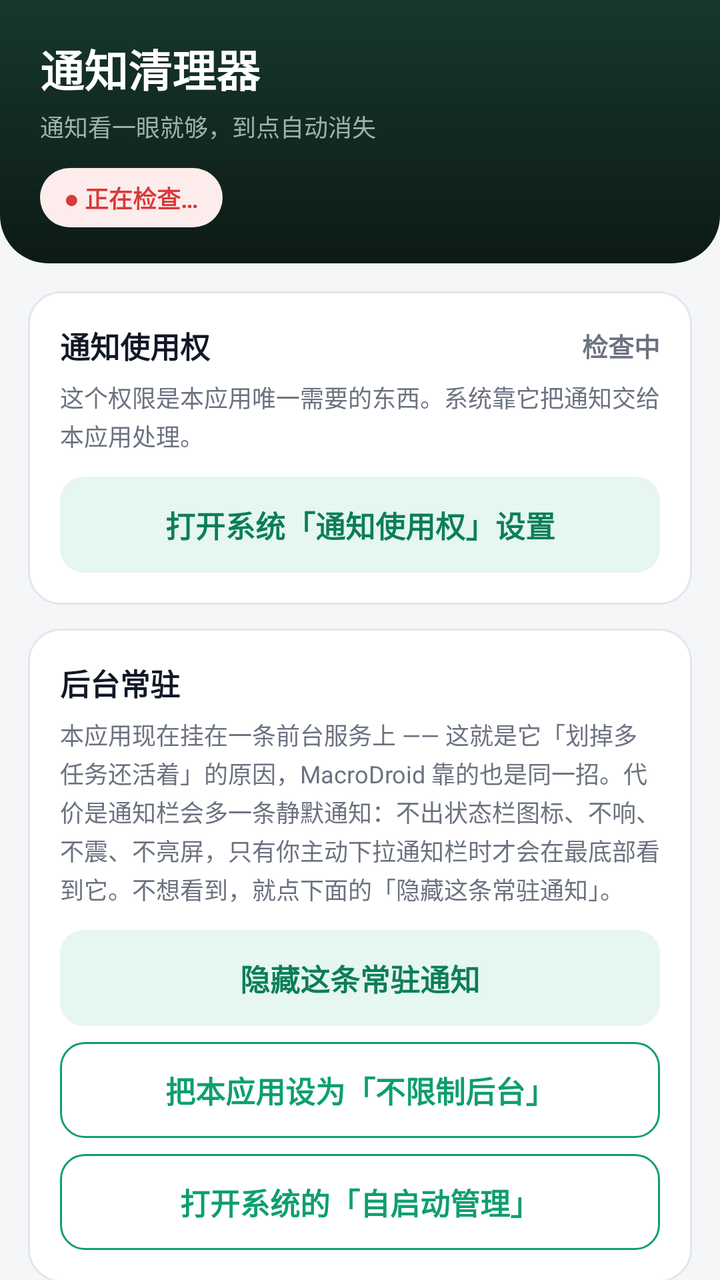
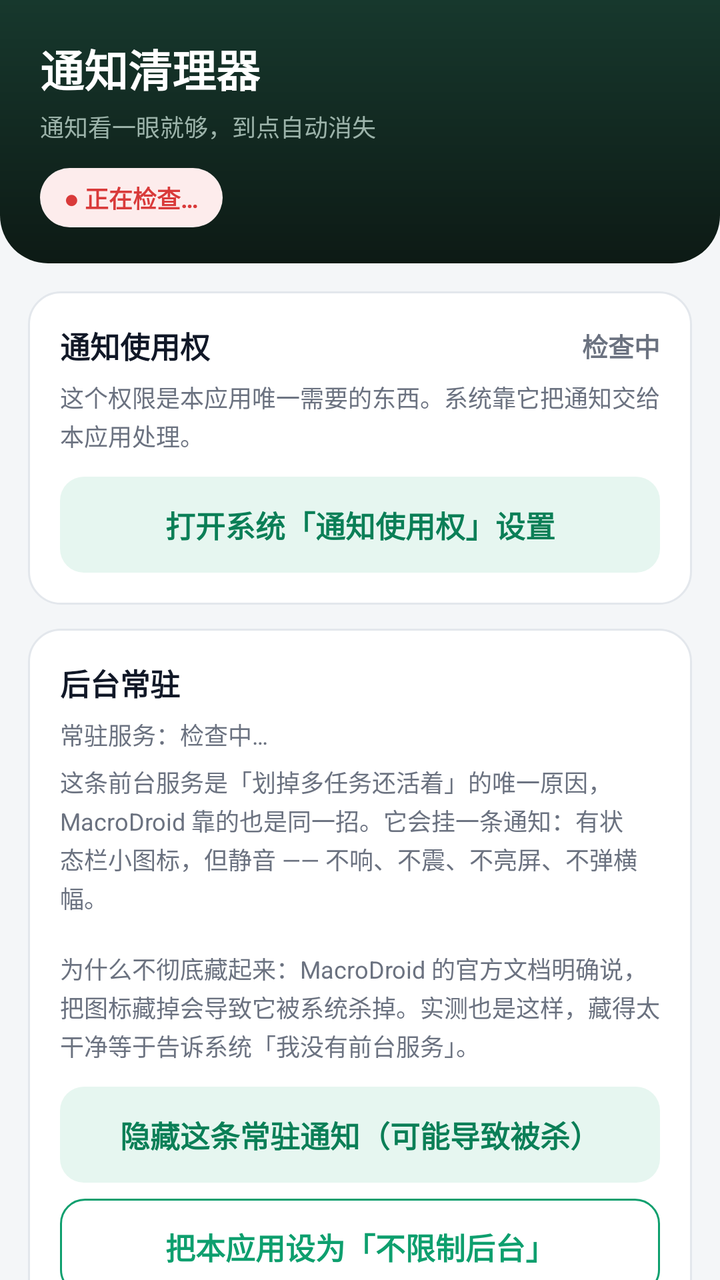

Before-and-after screenshots of an Android layout around one commit, followed by the original layout XML and the change that was made.
<!-- AndroidManifest.xml: application theme AppTheme -->
<!-- res/layout/activity_settings.xml -->
<?xml version="1.0" encoding="utf-8"?>
<LinearLayout xmlns:android="http://schemas.android.com/apk/res/android"
    android:layout_width="match_parent"
    android:layout_height="match_parent"
    android:background="@color/bg"
    android:orientation="vertical">

    
    <LinearLayout
        android:layout_width="match_parent"
        android:layout_height="wrap_content"
        android:background="@drawable/bg_header"
        android:orientation="vertical"
        android:paddingStart="20dp"
        android:paddingTop="18dp"
        android:paddingEnd="20dp"
        android:paddingBottom="18dp">

        <TextView
            android:layout_width="wrap_content"
            android:layout_height="wrap_content"
            android:text="@string/app_name"
            android:textColor="@color/white"
            android:textSize="22sp"
            android:textStyle="bold" />

        <TextView
            android:layout_width="wrap_content"
            android:layout_height="wrap_content"
            android:layout_marginTop="4dp"
            android:text="@string/app_subtitle"
            android:textColor="@color/header_sub"
            android:textSize="12sp" />

        <TextView
            android:id="@+id/headerChip"
            android:layout_width="wrap_content"
            android:layout_height="wrap_content"
            android:layout_marginTop="12dp"
            android:background="@drawable/bg_chip_bad"
            android:paddingStart="12dp"
            android:paddingTop="6dp"
            android:paddingEnd="12dp"
            android:paddingBottom="6dp"
            android:text="@string/chip_checking"
            android:textColor="@color/danger"
            android:textSize="12sp"
            android:textStyle="bold" />
    </LinearLayout>

    <ScrollView
        android:layout_width="match_parent"
        android:layout_height="0dp"
        android:layout_weight="1"
        android:clipToPadding="false"
        android:scrollbars="none">

        <LinearLayout
            android:layout_width="match_parent"
            android:layout_height="wrap_content"
            android:orientation="vertical"
            android:paddingStart="14dp"
            android:paddingTop="14dp"
            android:paddingEnd="14dp"
            android:paddingBottom="28dp">

            
            <LinearLayout
                android:layout_width="match_parent"
                android:layout_height="wrap_content"
                android:background="@drawable/bg_card"
                android:orientation="vertical"
                android:padding="16dp">

                <LinearLayout
                    android:layout_width="match_parent"
                    android:layout_height="wrap_content"
                    android:gravity="center_vertical"
                    android:orientation="horizontal">

                    <TextView
                        style="@style/CardTitle"
                        android:layout_width="0dp"
                        android:layout_weight="1"
                        android:text="@string/perm_title" />

                    <TextView
                        android:id="@+id/permState"
                        android:layout_width="wrap_content"
                        android:layout_height="wrap_content"
                        android:text="@string/perm_checking"
                        android:textColor="@color/text_sub"
                        android:textSize="13sp"
                        android:textStyle="bold" />
                </LinearLayout>

                <TextView
                    android:id="@+id/permHint"
                    style="@style/Label"
                    android:layout_marginTop="6dp"
                    android:text="@string/perm_hint_unknown" />

                <TextView
                    android:id="@+id/openAccess"
                    style="@style/BtnSoft"
                    android:layout_marginTop="12dp"
                    android:text="@string/open_access" />

                <TextView
                    android:id="@+id/reconnect"
                    style="@style/BtnGhost"
                    android:layout_marginTop="8dp"
                    android:text="@string/reconnect"
                    android:visibility="gone" />
            </LinearLayout>

            
            <LinearLayout
                android:layout_width="match_parent"
                android:layout_height="wrap_content"
                android:layout_marginTop="12dp"
                android:background="@drawable/bg_card"
                android:orientation="vertical"
                android:padding="16dp">

                <TextView
                    style="@style/CardTitle"
                    android:text="@string/keepalive_title" />

                <TextView
                    style="@style/Label"
                    android:layout_marginTop="6dp"
                    android:text="@string/keepalive_hint" />

                <TextView
                    android:id="@+id/hideNotifBtn"
                    style="@style/BtnSoft"
                    android:layout_marginTop="12dp"
                    android:text="@string/keepalive_hide_notif" />

                <TextView
                    android:id="@+id/hideNotifWarn"
                    style="@style/Label"
                    android:layout_marginTop="6dp"
                    android:visibility="gone"
                    android:text="@string/keepalive_hide_warn" />

                <TextView
                    android:id="@+id/batteryBtn"
                    style="@style/BtnGhost"
                    android:layout_marginTop="8dp"
                    android:text="@string/keepalive_battery" />

                <TextView
                    android:id="@+id/autostartBtn"
                    style="@style/BtnGhost"
                    android:layout_marginTop="8dp"
                    android:text="@string/keepalive_autostart" />

                <TextView
                    android:id="@+id/keepAliveHint"
                    style="@style/Label"
                    android:layout_marginTop="8dp"
                    android:visibility="gone" />
            </LinearLayout>

            
            <LinearLayout
                android:layout_width="match_parent"
                android:layout_height="wrap_content"
                android:layout_marginTop="12dp"
                android:background="@drawable/bg_card"
                android:orientation="vertical"
                android:padding="16dp">

                <TextView
                    style="@style/CardTitle"
                    android:text="@string/rule_title" />

                <Switch
                    android:id="@+id/enabled"
                    android:layout_width="match_parent"
                    android:layout_height="wrap_content"
                    android:layout_marginTop="6dp"
                    android:minHeight="48dp"
                    android:text="@string/enabled"
                    android:textColor="@color/text"
                    android:textSize="15sp" />

                <TextView
                    style="@style/Label"
                    android:layout_marginTop="10dp"
                    android:text="@string/packages_label" />

                <EditText
                    android:id="@+id/packages"
                    style="@style/Input"
                    android:layout_marginTop="6dp"
                    android:hint="@string/packages_hint"
                    android:inputType="text" />

                <TextView
                    style="@style/Label"
                    android:layout_marginTop="12dp"
                    android:text="@string/delay_label" />

                <EditText
                    android:id="@+id/delay"
                    style="@style/Input"
                    android:layout_marginTop="6dp"
                    android:hint="@string/delay_hint"
                    android:inputType="number" />

                <TextView
                    style="@style/Label"
                    android:layout_marginTop="12dp"
                    android:text="@string/title_label" />

                <EditText
                    android:id="@+id/titleKeyword"
                    style="@style/Input"
                    android:layout_marginTop="6dp"
                    android:hint="@string/title_hint"
                    android:inputType="text" />

                <TextView
                    style="@style/Label"
                    android:layout_marginTop="12dp"
                    android:text="@string/text_label" />

                <EditText
                    android:id="@+id/textKeyword"
                    style="@style/Input"
                    android:layout_marginTop="6dp"
                    android:hint="@string/text_hint"
                    android:inputType="text" />

                <TextView
                    style="@style/Label"
                    android:layout_marginTop="6dp"
                    android:text="@string/keyword_explain" />

                <TextView
                    android:id="@+id/save"
                    style="@style/BtnPrimary"
                    android:layout_marginTop="16dp"
                    android:text="@string/save" />
            </LinearLayout>

            
            <LinearLayout
                android:layout_width="match_parent"
                android:layout_height="wrap_content"
                android:layout_marginTop="12dp"
                android:background="@drawable/bg_card"
                android:orientation="vertical"
                android:padding="16dp">

                <TextView
                    style="@style/CardTitle"
                    android:text="@string/selftest_title" />

                <TextView
                    style="@style/Label"
                    android:layout_marginTop="6dp"
                    android:text="@string/selftest_hint" />

                <TextView
                    android:id="@+id/testBtn"
                    style="@style/BtnGhost"
                    android:layout_marginTop="12dp"
                    android:text="@string/selftest_btn" />

                <TextView
                    android:id="@+id/testResult"
                    android:layout_width="match_parent"
                    android:layout_height="wrap_content"
                    android:layout_marginTop="10dp"
                    android:text="@string/selftest_idle"
                    android:textColor="@color/text_sub"
                    android:textSize="13sp" />
            </LinearLayout>

            
            <LinearLayout
                android:layout_width="match_parent"
                android:layout_height="wrap_content"
                android:layout_marginTop="12dp"
                android:background="@drawable/bg_card"
                android:orientation="vertical"
                android:padding="16dp">

                <LinearLayout
                    android:layout_width="match_parent"
                    android:layout_height="wrap_content"
                    android:gravity="center_vertical"
                    android:orientation="horizontal">

                    <TextView
                        style="@style/CardTitle"
                        android:layout_width="0dp"
                        android:layout_weight="1"
                        android:text="@string/log_title" />

                    <TextView
                        android:id="@+id/viewLog"
                        android:layout_width="wrap_content"
                        android:layout_height="wrap_content"
                        android:background="@drawable/bg_button_soft"
                        android:clickable="true"
                        android:focusable="true"
                        android:paddingStart="12dp"
                        android:paddingTop="6dp"
                        android:paddingEnd="12dp"
                        android:paddingBottom="6dp"
                        android:text="@string/log_view_all"
                        android:textColor="@color/primary_dark"
                        android:textSize="12sp" />
                </LinearLayout>

                <TextView
                    android:id="@+id/logView"
                    android:layout_width="match_parent"
                    android:layout_height="wrap_content"
                    android:layout_marginTop="10dp"
                    android:background="@drawable/bg_log"
                    android:fontFamily="monospace"
                    android:lineSpacingExtra="4dp"
                    android:minHeight="90dp"
                    android:padding="12dp"
                    android:text="@string/log_empty"
                    android:textColor="@color/text"
                    android:textSize="12sp" />
            </LinearLayout>

            
            <LinearLayout
                android:layout_width="match_parent"
                android:layout_height="wrap_content"
                android:layout_marginTop="12dp"
                android:background="@drawable/bg_card"
                android:orientation="vertical"
                android:padding="16dp">

                <LinearLayout
                    android:layout_width="match_parent"
                    android:layout_height="wrap_content"
                    android:gravity="center_vertical"
                    android:orientation="horizontal">

                    <TextView
                        style="@style/CardTitle"
                        android:layout_width="0dp"
                        android:layout_weight="1"
                        android:text="@string/active_title" />

                    <TextView
                        android:id="@+id/activeCount"
                        android:layout_width="wrap_content"
                        android:layout_height="wrap_content"
                        android:layout_marginEnd="8dp"
                        android:text="—"
                        android:textColor="@color/text_sub"
                        android:textSize="13sp"
                        android:textStyle="bold" />

                    <TextView
                        android:id="@+id/refreshActive"
                        android:layout_width="wrap_content"
                        android:layout_height="wrap_content"
                        android:background="@drawable/bg_button_soft"
                        android:clickable="true"
                        android:focusable="true"
                        android:paddingStart="12dp"
                        android:paddingTop="6dp"
                        android:paddingEnd="12dp"
                        android:paddingBottom="6dp"
                        android:text="@string/active_refresh"
                        android:textColor="@color/primary_dark"
                        android:textSize="12sp" />
                </LinearLayout>

                <LinearLayout
                    android:id="@+id/activeList"
                    android:layout_width="match_parent"
                    android:layout_height="wrap_content"
                    android:layout_marginTop="4dp"
                    android:orientation="vertical" />

                <TextView
                    android:id="@+id/clearActive"
                    style="@style/BtnGhost"
                    android:layout_marginTop="10dp"
                    android:text="@string/active_clear" />
            </LinearLayout>

            <TextView
                style="@style/Label"
                android:layout_marginStart="4dp"
                android:layout_marginTop="16dp"
                android:layout_marginEnd="4dp"
                android:text="@string/tip" />

        </LinearLayout>
    </ScrollView>
</LinearLayout>
<!-- resources referenced by this layout -->
<resources>
  <color name="bg">#F4F6F8</color>
  <color name="danger">#D93A3A</color>
  <color name="header_sub">#9CB3AA</color>
  <color name="primary_dark">#0B7F57</color>
  <color name="text">#111827</color>
  <color name="text_sub">#6B7280</color>
  <color name="white">#FFFFFF</color>
  <!-- drawable bg_chip_bad (drawable) -->
  <?xml version="1.0" encoding="utf-8"?>
  <shape xmlns:android="http://schemas.android.com/apk/res/android"
      android:shape="rectangle">
      <solid android:color="@color/danger_light" />
      <corners android:radius="20dp" />
  </shape>
  <string name="active_clear">清掉当前所有通知（常驻的除外）</string>
  <string name="active_refresh">刷新</string>
  <string name="active_title">当前通知</string>
  <string name="app_name">通知清理器</string>
  <string name="app_subtitle">通知看一眼就够，到点自动消失</string>
  <string name="chip_checking">● 正在检查…</string>
  <string name="delay_hint">10000</string>
  <string name="delay_label">收到通知后等多少毫秒再清除</string>
  <string name="enabled">启用</string>
  <string name="keepalive_autostart">打开系统的「自启动管理」</string>
  <string name="keepalive_battery">把本应用设为「不限制后台」</string>
  <string name="keepalive_hide_notif">隐藏这条常驻通知</string>
  <string name="keepalive_hide_warn">提醒：把渠道彻底关掉之后，个别系统可能因此更容易杀掉本应用。真遇到又开始失效，回这里重新打开就行。</string>
  <string name="keepalive_hint">本应用现在挂在一条前台服务上 —— 这就是它「划掉多任务还活着」的原因，MacroDroid 靠的也是同一招。代价是通知栏会多一条静默通知：不出状态栏图标、不响、不震、不亮屏，只有你主动下拉通知栏时才会在最底部看到它。不想看到，就点下面的「隐藏这条常驻通知」。</string>
  <string name="keepalive_title">后台常驻</string>
  <string name="keyword_explain">两个都填 = 必须同时满足；只填一个 = 只查那一个。多数应用的通知标题是应用名，内容在正文里，所以关键字一般填在正文框。</string>
  <string name="log_empty">还没有记录。\n授权之后，收到被监控应用的通知，这里就会一行一行记下来。</string>
  <string name="log_title">最近发生了什么</string>
  <string name="log_view_all">查看全部</string>
  <string name="open_access">打开系统「通知使用权」设置</string>
  <string name="packages_hint">com.ss.android.lark,com.larksuite.suite</string>
  <string name="packages_label">监控这些应用（包名，逗号分隔；留空 = 所有应用）</string>
  <string name="perm_checking">检查中</string>
  <string name="perm_hint_unknown">这个权限是本应用唯一需要的东西。系统靠它把通知交给本应用处理。</string>
  <string name="perm_title">通知使用权</string>
  <string name="reconnect">重新连接</string>
  <string name="rule_title">清理规则</string>
  <string name="save">保存</string>
  <string name="selftest_btn">发一条测试通知</string>
  <string name="selftest_hint">点一下，本应用自己发一条通知，然后看它会不会按上面的延迟时间自动消失。这是唯一能证明「整条链路通不通」的办法。</string>
  <string name="selftest_idle">还没测过</string>
  <string name="selftest_title">自检</string>
  <string name="text_hint">选填</string>
  <string name="text_label">正文必须包含（留空 = 不限制）</string>
  <string name="tip">说明：本应用不需要常驻通知，也不在后台占资源。\n它靠系统的「通知使用权」工作 —— 授权后由系统负责拉起，划掉多任务通常也不会失效。\n\n万一还是断了：每 5 分钟有一个看门狗会自动把它要回来，你也可以直接打开本应用，它会自动重连。</string>
  <string name="title_hint">选填</string>
  <string name="title_label">标题必须包含（留空 = 不限制）</string>
  <style name="BtnGhost" parent="BtnPrimary">
          <item name="android:background">@drawable/bg_button_ghost</item>
          <item name="android:textColor">@color/primary</item>
      </style>
  <style name="BtnSoft" parent="BtnPrimary">
          <item name="android:background">@drawable/bg_button_soft</item>
          <item name="android:textColor">@color/primary_dark</item>
      </style>
  <style name="CardTitle">
          <item name="android:layout_width">match_parent</item>
          <item name="android:layout_height">wrap_content</item>
          <item name="android:textColor">@color/text</item>
          <item name="android:textSize">15sp</item>
          <item name="android:textStyle">bold</item>
      </style>
  <color name="primary_light">#E6F6F0</color>
  <color name="card">#FFFFFF</color>
  <color name="border">#E3E7EC</color>
  <color name="danger_light">#FDECEC</color>
  <color name="header_top">#17382D</color>
  <color name="header_bottom">#0D1A15</color>
  <color name="log_bg">#F8FAFB</color>
  <color name="primary">#0E9F6E</color>
  <color name="row">#FAFBFC</color>
  <!-- unchanged entries left out for length: 11 -->
</resources>

<!-- the commit's change to res/layout/activity_settings.xml (unified diff, before → after) -->
@@ -128,6 +128,12 @@
                     android:text="@string/keepalive_title" />
 
                 <TextView
+                    android:id="@+id/fgsState"
+                    style="@style/Label"
+                    android:layout_marginTop="6dp"
+                    android:text="@string/fgs_checking" />
+
+                <TextView
                     style="@style/Label"
                     android:layout_marginTop="6dp"
                     android:text="@string/keepalive_hint" />
<!-- resource entries referenced after the edit -->
@@ -23,11 +23,12 @@
   <string name="delay_hint">10000</string>
   <string name="delay_label">收到通知后等多少毫秒再清除</string>
   <string name="enabled">启用</string>
+  <string name="fgs_checking">常驻服务：检查中…</string>
   <string name="keepalive_autostart">打开系统的「自启动管理」</string>
   <string name="keepalive_battery">把本应用设为「不限制后台」</string>
-  <string name="keepalive_hide_notif">隐藏这条常驻通知</string>
-  <string name="keepalive_hide_warn">提醒：把渠道彻底关掉之后，个别系统可能因此更容易杀掉本应用。真遇到又开始失效，回这里重新打开就行。</string>
-  <string name="keepalive_hint">本应用现在挂在一条前台服务上 —— 这就是它「划掉多任务还活着」的原因，MacroDroid 靠的也是同一招。代价是通知栏会多一条静默通知：不出状态栏图标、不响、不震、不亮屏，只有你主动下拉通知栏时才会在最底部看到它。不想看到，就点下面的「隐藏这条常驻通知」。</string>
+  <string name="keepalive_hide_notif">隐藏这条常驻通知（可能导致被杀）</string>
+  <string name="keepalive_hide_warn">提醒：把渠道彻底关掉之后，系统很可能因此把本应用杀掉 —— MacroDroid 的文档也是这么说的。真遇到又开始失效，回这里重新打开就行。</string>
+  <string name="keepalive_hint">这条前台服务是「划掉多任务还活着」的唯一原因，MacroDroid 靠的也是同一招。它会挂一条通知：有状态栏小图标，但静音 —— 不响、不震、不亮屏、不弹横幅。\n\n为什么不彻底藏起来：MacroDroid 的官方文档明确说，把图标藏掉会导致它被系统杀掉。实测也是这样，藏得太干净等于告诉系统「我没有前台服务」。</string>
   <string name="keepalive_title">后台常驻</string>
   <string name="keyword_explain">两个都填 = 必须同时满足；只填一个 = 只查那一个。多数应用的通知标题是应用名，内容在正文里，所以关键字一般填在正文框。</string>
   <string name="log_empty">还没有记录。\n授权之后，收到被监控应用的通知，这里就会一行一行记下来。</string>
